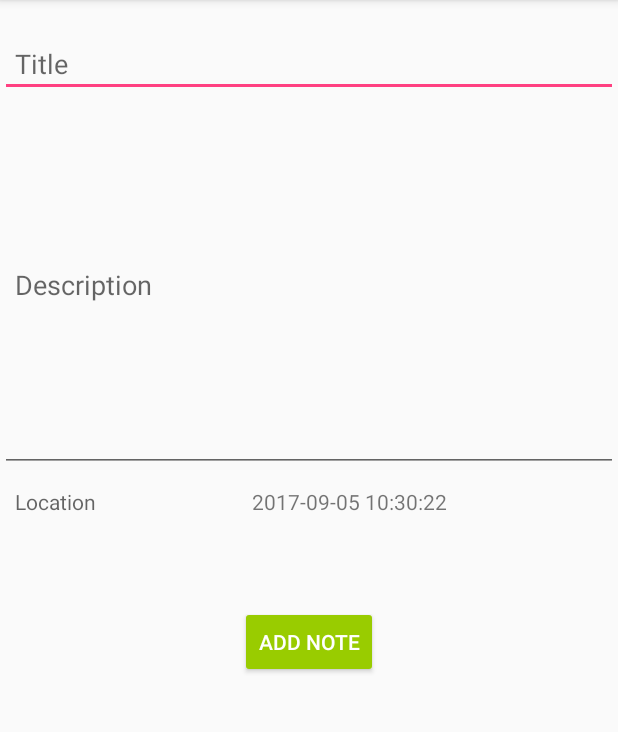
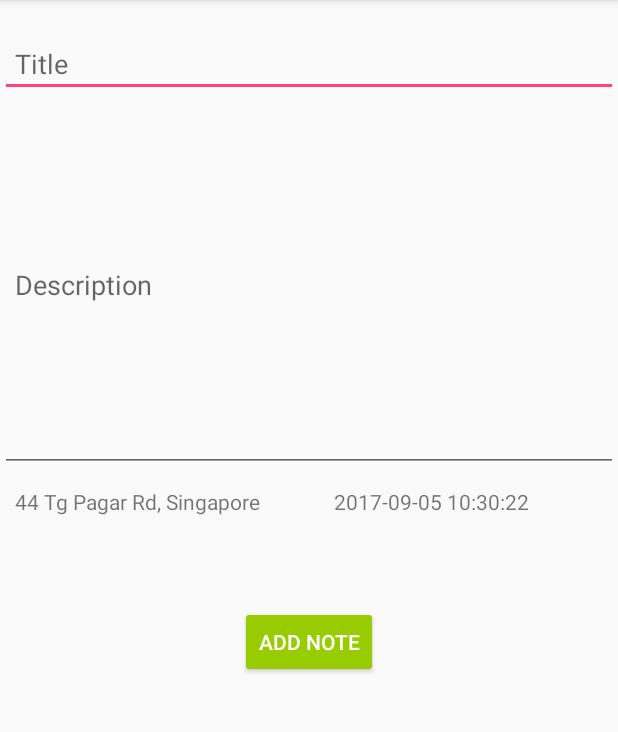
Before and after one commit to nasreekar/landmark-notes, an Android app: the screen it shows after launch once a user with an empty profile is signed in (AddNoteActivity), after a tap on "Add Note", on a phone screen of 412 x 824 dp, the part 84-816 px from its top. Run offline under Robolectric (Android 15) with nearby library versions, the phone set to English and light mode, and no system bars; our stand-ins replace Firebase (no records; nobody signed in at launch, a user with empty details on screens opened directly).

Commit message:
minor fixes and progress bar and default locations added

```diff
--- a/app/src/main/java/com/abhijith/home/landmark_notes/RecyclerNoteListActivity.java
+++ b/app/src/main/java/com/abhijith/home/landmark_notes/RecyclerNoteListActivity.java
@@ -13,6 +13,7 @@ import android.view.Menu;
 import android.view.MenuInflater;
 import android.view.MenuItem;
 import android.view.View;
+import android.widget.ProgressBar;
 import android.widget.TextView;
 
 import com.google.firebase.auth.FirebaseAuth;
@@ -49,6 +50,7 @@ public class RecyclerNoteListActivity extends AppCompatActivity {
     private List<Notes> myListitems;
 
     private TextView defaultText;
+    private ProgressBar pgBar;
 
     @Override
     protected void onStart() {
@@ -82,6 +84,7 @@ public class RecyclerNoteListActivity extends AppCompatActivity {
                 if(myListitems.size()!= 0)
                 {
                     defaultText.setVisibility(View.GONE);
+                    pgBar.setVisibility(View.GONE);
                     adapter = new MyRecyclerAdapter(RecyclerNoteListActivity.this,myListitems);
                     recyclerView.setAdapter(adapter);
                 }else{
@@ -103,6 +106,8 @@ public class RecyclerNoteListActivity extends AppCompatActivity {
         setContentView(R.layout.activity_recycler_note_list);
 
         defaultText = (TextView)findViewById(R.id.rvTextView);
+        pgBar = (ProgressBar)findViewById(R.id.progressBar);
+        pgBar.setVisibility(View.VISIBLE);
 
         recyclerView = (RecyclerView)findViewById(R.id.recyclerViewList);
         recyclerView.setHasFixedSize(true);
--- a/app/src/main/res/values/strings.xml
+++ b/app/src/main/res/values/strings.xml
@@ -35,4 +35,9 @@
     <!-- "recycler view default text view" strings -->
     <string name="emptyText">"No Notes To Display"</string>
 
+    <!-- "Default Note location" strings(In case we are unable to trace location) -->
+    <string name="dfLat">1.279374</string>
+    <string name="dfLon">103.8438739</string>
+    <string name="dfFinalLocation">44 Tg Pagar Rd, Singapore</string>
+
 </resources>
```
Also changed, not shown: app/src/main/java/com/abhijith/home/landmark_notes/AddNoteActivity.java (+16 -13 lines), app/src/main/java/com/abhijith/home/landmark_notes/MapsActivity.java (+5 -16 lines), app/src/main/res/layout/activity_recycler_note_list.xml (+8 -0 lines).
